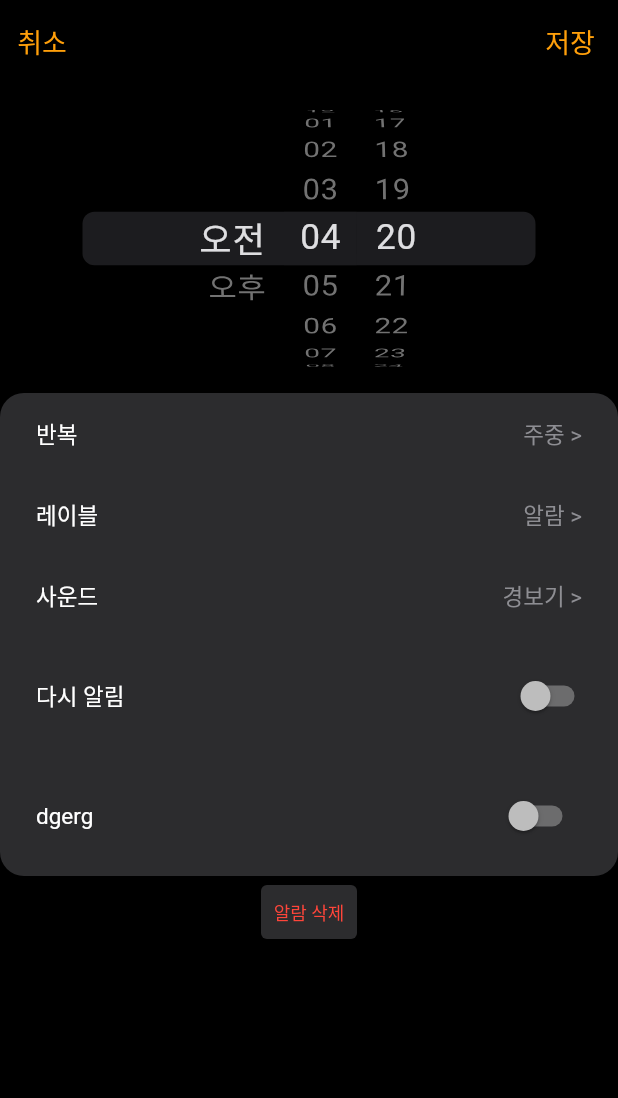
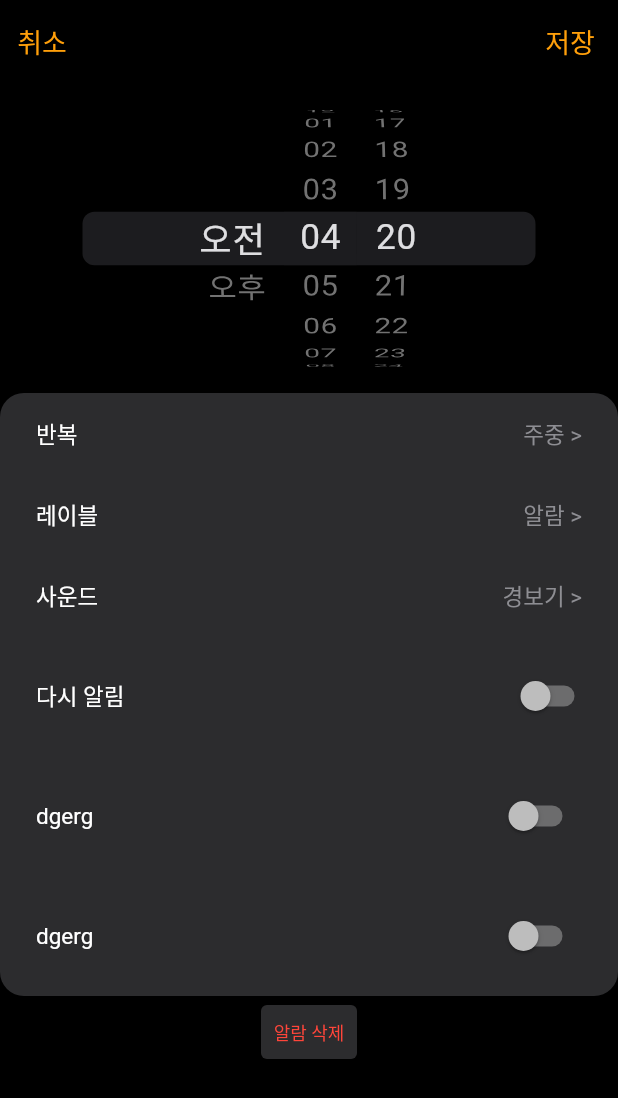
Before and after one commit to nakisara01/Alarm1, a Flutter app: the AlarmDetailPage screen opened directly, on a phone screen of 412 x 824 dp. Shown: the top 1098 px of the screen. Run offline on Flutter 3.47's test engine with Material 2 defaults, Android fonts, the phone set to English and light mode, and no system bars.

Commit message:
fix: variable error

```diff
--- a/lib/src/ui/alarmDetail/alarmDetail.dart
+++ b/lib/src/ui/alarmDetail/alarmDetail.dart
@@ -1,6 +1,7 @@
 import 'package:alarm1/src/constants/color.dart';
 import 'package:alarm1/src/constants/padding.dart';
 import 'package:alarm1/src/ui/widgets/titleWithDescriptionBox.dart';
+import 'package:alarm1/src/ui/widgets/titleWithDescriptionButtonBox.dart';
 import 'package:flutter/cupertino.dart';
 import 'package:flutter/foundation.dart';
 import 'package:flutter/material.dart';
@@ -145,7 +146,13 @@ class AlarmDetailPage extends StatelessWidget {
                       onChanged: (bool) {},
                     ),
                     padding: 16.0,
-                  )
+                  ),
+                  titleWithDescriptionButtonBox(title: 'dgerg',
+                    content: SwitchByPlatForm(
+                      isSwitched: isSwitched,
+                      onChanged: (bool) {},
+                    ),
+                    padding: 16.0,)
                 ],
               )),
           TextButton(
--- a/lib/src/ui/widgets/titleWithDescriptionButtonBox.dart
+++ b/lib/src/ui/widgets/titleWithDescriptionButtonBox.dart
@@ -1,11 +1,12 @@
+import 'package:alarm1/src/constants/color.dart';
 import 'package:flutter/material.dart';
 
 class titleWithDescriptionButtonBox extends StatefulWidget{
-  titleWithDescriptionButtonBox({required this.content, required this.title, this. padding});
+  titleWithDescriptionButtonBox({required this.title, required this.content, this. padding});
 
-  final Widget content;
-  final String title;
-  final double? padding;
+  Widget content;
+  String title;
+  double? padding;
 
   @override
   State<titleWithDescriptionButtonBox> createState() => titleWithDescriptionButtionBoxState();
@@ -16,18 +17,24 @@ class titleWithDescriptionButtionBoxState extends State<titleWithDescriptionButt
   @override
   Widget build(BuildContext context) {
 
-    return Padding(
-      padding: EdgeInsets.all(padding!),
+    //TODO: 변수설정 다시 해서 padding, title, content 다시 쓸 수 있게 하기
+    return
+      InkWell(
+        onTap: () {},
+        splashColor: IOS_SYSTEM_GRAY[1],
+        child: Padding(
+          padding: EdgeInsets.all(widget.padding!),
           child: Row(
             children: [
               Expanded(
                 child: Padding(
                   padding: EdgeInsets.only(left: 8.0),
-              child: Text(title),
+                  child: Text(widget.title),
                 ),
               ),
-          Padding(padding: EdgeInsets.only(right: 8.0), child: content),
+              Padding(padding: EdgeInsets.only(right: 8.0), child: widget.content),
             ],
+          ),
         ),
       );
   }
```
Lines whose indentation alone changed are shown as unchanged.
